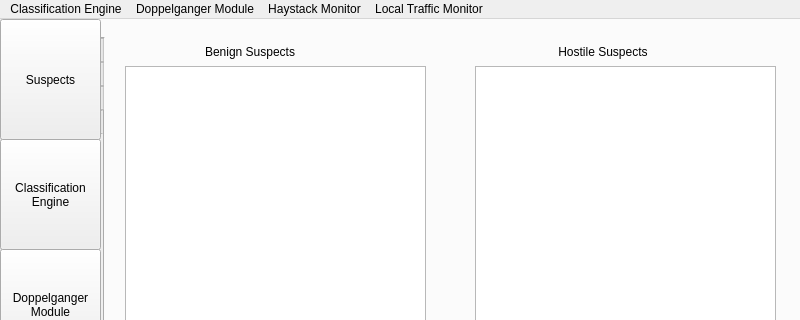
First picture: the form in NovaGUI/novagui.ui, repository altf4/Nova, before the edit; both pictures show x 0 to 800 and y 0 to 320 of the 800 by 600 pixel window.
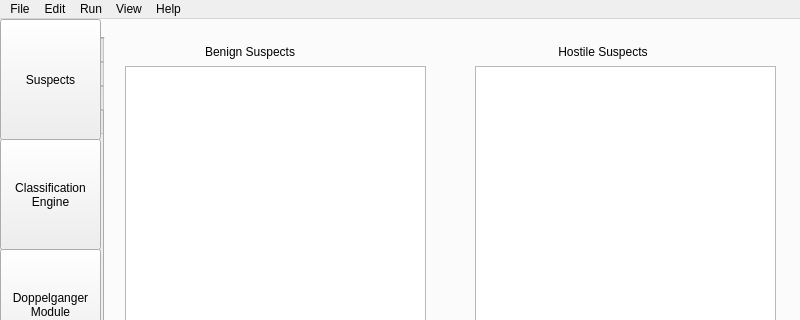
Second picture: the form after the edit.

```diff
--- a/NovaGUI/novagui.ui
+++ b/NovaGUI/novagui.ui
@@ -901,34 +901,40 @@
      <height>20</height>
     </rect>
    </property>
-   <widget class="QMenu" name="menuClassification_Engine">
+   <widget class="QMenu" name="menuFile">
     <property name="title">
-     <string>Classification Engine</string>
+     <string>File</string>
     </property>
     <addaction name="actionTodo"/>
    </widget>
-   <widget class="QMenu" name="menuDoppelganger_Module">
+   <widget class="QMenu" name="menuEdit">
     <property name="title">
-     <string>Doppelganger Module</string>
+     <string>Edit</string>
     </property>
     <addaction name="actionTodo_2"/>
    </widget>
-   <widget class="QMenu" name="menuHaystack_Monitor">
+   <widget class="QMenu" name="menuRun">
     <property name="title">
-     <string>Haystack Monitor</string>
+     <string>Run</string>
     </property>
     <addaction name="actionTodo_3"/>
    </widget>
-   <widget class="QMenu" name="menuLocal_Traffic_Monitor">
+   <widget class="QMenu" name="menuView">
     <property name="title">
-     <string>Local Traffic Monitor</string>
+     <string>View</string>
     </property>
     <addaction name="actionTodo_4"/>
    </widget>
-   <addaction name="menuClassification_Engine"/>
-   <addaction name="menuDoppelganger_Module"/>
-   <addaction name="menuHaystack_Monitor"/>
-   <addaction name="menuLocal_Traffic_Monitor"/>
+   <widget class="QMenu" name="menuHelp">
+    <property name="title">
+     <string>Help</string>
+    </property>
+   </widget>
+   <addaction name="menuFile"/>
+   <addaction name="menuEdit"/>
+   <addaction name="menuRun"/>
+   <addaction name="menuView"/>
+   <addaction name="menuHelp"/>
   </widget>
   <widget class="QStatusBar" name="statusbar"/>
   <action name="actionTodo">
```
Left out of the diff: 24 changed lines with no effect on the pictures.
